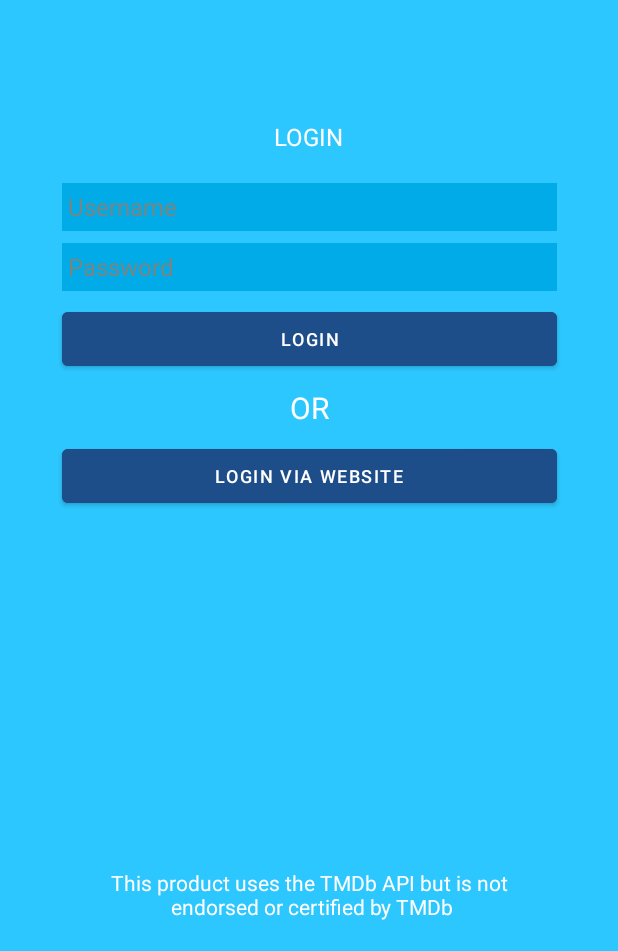
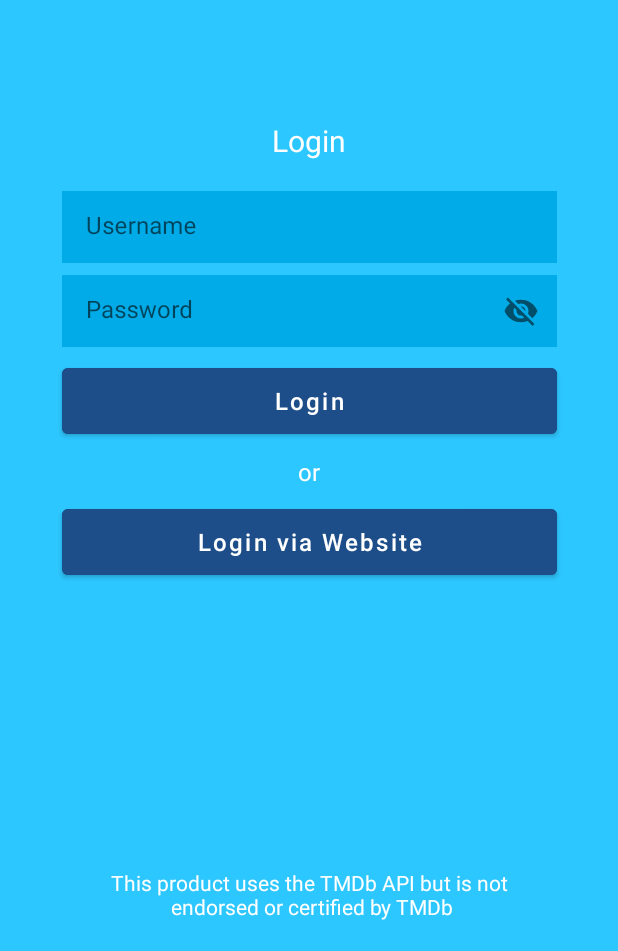
Before and after one commit to TugceAras/MovieApp, an Android app: the screen it shows after launch (MainActivity), on a phone screen of 412 x 824 dp, the part 285-1236 px from its top. Run offline under Robolectric (Android 15) with nearby library versions, the phone set to English and light mode, and no system bars; our stand-ins replace Dagger/Hilt's generated code, Room's generated code, data binding, navigation-ui; pictures from the network do not load.

Commit message:
login screen updated

```diff
--- a/app/src/main/res/layout/fragment_login_screen.xml
+++ b/app/src/main/res/layout/fragment_login_screen.xml
@@ -44,60 +44,80 @@
             android:layout_height="wrap_content"
             android:text="@string/login"
             android:textColor="@color/white"
-            android:textSize="16sp"
+            android:textSize="20sp"
             app:layout_constraintStart_toStartOf="parent"
             app:layout_constraintEnd_toEndOf="parent"
             app:layout_constraintTop_toBottomOf="@id/logo_subtitle"
             android:layout_marginTop="80dp" />
 
-        <EditText
+        <com.google.android.material.textfield.TextInputLayout
+            android:id="@+id/username_layout"
+            android:layout_width="330dp"
+            android:layout_height="wrap_content"
+            app:layout_constraintEnd_toEndOf="parent"
+            app:layout_constraintStart_toStartOf="parent"
+            app:layout_constraintTop_toBottomOf="@id/login_title"
+            app:boxStrokeWidth="0dp"
+            app:boxStrokeWidthFocused="0dp"
+           >
+
+            <com.google.android.material.textfield.TextInputEditText
                 android:id="@+id/username_et"
-            android:layout_width="330dp"
-            android:layout_height="32dp"
+                android:layout_width="match_parent"
+                android:layout_height="48dp"
                 android:layout_marginTop="20dp"
                 android:background="@color/piction_blue"
                 android:hint="@string/username"
                 android:text="@={login.username}"
-            android:padding="4dp"
                 android:textSize="16sp"
                 android:textColor="@color/black"
                 android:singleLine="true"
                 android:textColorHint="@color/battleship_grey"
-            app:layout_constraintEnd_toEndOf="parent"
-            app:layout_constraintStart_toStartOf="parent"
-            app:layout_constraintTop_toBottomOf="@id/login_title"
                 tools:ignore="Autofill,TextFields" />
 
-        <EditText
+        </com.google.android.material.textfield.TextInputLayout>
+
+        <com.google.android.material.textfield.TextInputLayout
+            android:id="@+id/password_layout"
+            android:layout_width="330dp"
+            android:layout_height="wrap_content"
+            app:layout_constraintStart_toStartOf="parent"
+            app:layout_constraintEnd_toEndOf="parent"
+            app:layout_constraintTop_toBottomOf="@id/username_layout"
+            app:passwordToggleEnabled="true"
+            app:boxStrokeWidth="0dp"
+            app:boxStrokeWidthFocused="0dp"
+            >
+
+            <com.google.android.material.textfield.TextInputEditText
                 android:id="@+id/password_et"
                 android:layout_width="330dp"
-            android:layout_height="32dp"
+                android:layout_height="48dp"
+                android:layout_marginTop="8dp"
                 android:background="@color/piction_blue"
-            app:layout_constraintStart_toStartOf="parent"
-            app:layout_constraintEnd_toEndOf="parent"
-            app:layout_constraintTop_toBottomOf="@id/username_et"
-            android:layout_marginTop="8dp"
                 android:hint="@string/password"
+                android:singleLine="true"
                 android:text="@={login.password}"
+                android:textColor="@color/black"
+                android:textColorHint="@color/battleship_grey"
                 android:textSize="16sp"
-            android:singleLine="true"
-            android:textColorHint="@color/battleship_grey"
-            android:textColor="@color/black"
-            android:padding="4dp"
-            tools:ignore="Autofill,TextFields" />
+                tools:ignore="Autofill,TextFields,SpeakableTextPresentCheck" />
+
+        </com.google.android.material.textfield.TextInputLayout>
 
         <Button
             android:id="@+id/login_button"
             android:layout_width="330dp"
-            android:layout_height="wrap_content"
+            android:layout_height="56dp"
             android:backgroundTint="@color/dark_blue"
             app:layout_constraintStart_toStartOf="parent"
             app:layout_constraintEnd_toEndOf="parent"
-            app:layout_constraintTop_toBottomOf="@id/password_et"
+            app:layout_constraintTop_toBottomOf="@id/password_layout"
             android:layout_marginTop="8dp"
             android:text="@string/login"
             android:textColor="@color/white"
-            android:textSize="12sp" />
+            android:textSize="16sp"
+            android:textAllCaps="false"/>
 
         <TextView
             android:id="@+id/seperate_tv"
@@ -108,13 +128,13 @@
             app:layout_constraintEnd_toEndOf="parent"
             app:layout_constraintTop_toBottomOf="@id/login_button"
             android:textColor="@color/white"
-            android:textSize="20sp"
+            android:textSize="16sp"
             android:layout_marginTop="8dp" />
 
         <Button
             android:id="@+id/website_button"
             android:layout_width="330dp"
-            android:layout_height="wrap_content"
+            android:layout_height="56dp"
             app:layout_constraintStart_toStartOf="parent"
             app:layout_constraintEnd_toEndOf="parent"
             app:layout_constraintTop_toBottomOf="@id/seperate_tv"
@@ -122,7 +142,8 @@
             android:backgroundTint="@color/dark_blue"
             android:text="@string/login_via_website"
             android:textColor="@color/white"
-            android:textSize="12sp" />
+            android:textSize="16sp"
+            android:textAllCaps="false"/>
 
         <TextView
             android:id="@+id/login_description_tv"
--- a/app/src/main/res/values/strings.xml
+++ b/app/src/main/res/values/strings.xml
@@ -5,8 +5,8 @@
     <string name="the_movie_manager">The Movie Manager</string>
     <string name="this_product_uses_the_tmdb_api_but_is_not_n_endorsed_or_certified_by_tmdb">This product uses the TMDb API but is not\n endorsed or certified by TMDb</string>
     <string name="login_via_website">Login via Website</string>
-    <string name="or">OR</string>
-    <string name="login">LOGIN</string>
+    <string name="or">or</string>
+    <string name="login">Login</string>
     <string name="password">Password</string>
     <string name="username">Username</string>
     <string name="check_username">Please enter your username!</string>
```
Lines whose indentation alone changed are shown as unchanged.
